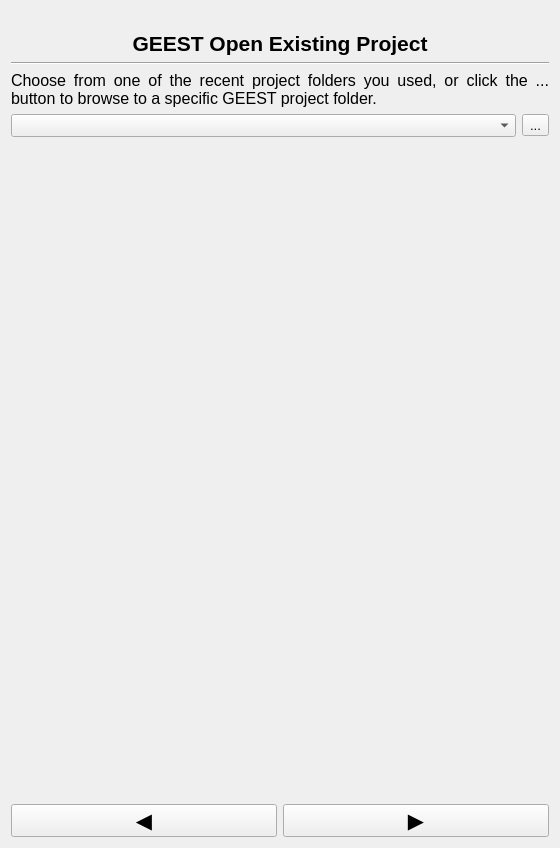
Above: geest/ui/open_project_panel_base.ui from worldbank/GEEST before the change. Below: the same form after it.
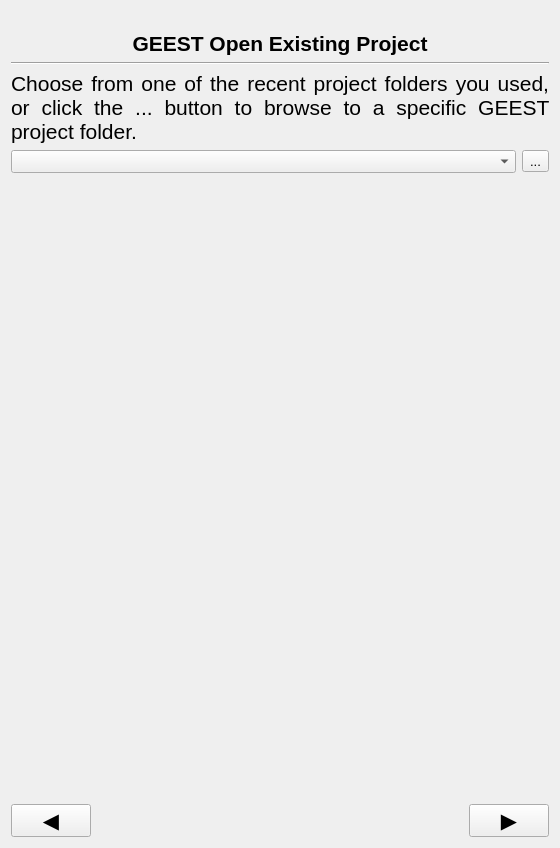
That is the form after the change. Icons and pictures are not drawn.

Commit message:
Add Kartoza Logo on about tab Fixes When CRS checkbox is disabled, include a message indicating why #662 Fixes Fix styling #669 Fixes Sometimes switching between opening an existing project folder and the next setup doesn’t work #661
Fixes #660

What changed in the file:
```diff
--- a/geest/ui/open_project_panel_base.ui
+++ b/geest/ui/open_project_panel_base.ui
@@ -20,124 +20,7 @@
    <string>Form</string>
   </property>
   <layout class="QGridLayout" name="gridLayout">
-   <item row="5" column="0">
-    <spacer name="verticalSpacer">
-     <property name="orientation">
-      <enum>Qt::Vertical</enum>
-     </property>
-     <property name="sizeHint" stdset="0">
-      <size>
-       <width>20</width>
-       <height>512</height>
-      </size>
-     </property>
-    </spacer>
-   </item>
-   <item row="4" column="0" colspan="2">
-    <layout class="QHBoxLayout" name="horizontalLayout">
-     <item>
-      <widget class="QComboBox" name="previous_project_combo">
-       <property name="sizePolicy">
-        <sizepolicy hsizetype="Expanding" vsizetype="Minimum">
-         <horstretch>0</horstretch>
-         <verstretch>0</verstretch>
-        </sizepolicy>
-       </property>
-       <property name="font">
-        <font>
-         <pointsize>10</pointsize>
-        </font>
-       </property>
-      </widget>
-     </item>
-     <item>
-      <widget class="QToolButton" name="dir_button">
-       <property name="font">
-        <font>
-         <pointsize>10</pointsize>
-        </font>
-       </property>
-       <property name="text">
-        <string>...</string>
-       </property>
-      </widget>
-     </item>
-    </layout>
-   </item>
-   <item row="2" column="0" colspan="2">
-    <widget class="Line" name="line">
-     <property name="orientation">
-      <enum>Qt::Horizontal</enum>
-     </property>
-    </widget>
-   </item>
-   <item row="3" column="0" colspan="2">
-    <widget class="QLabel" name="label_3">
-     <property name="font">
-      <font>
-       <pointsize>16</pointsize>
-      </font>
-     </property>
-     <property name="text">
-      <string>&lt;html&gt;&lt;head/&gt;&lt;body&gt;&lt;p&gt;&lt;span style=&quot; font-size:12pt;&quot;&gt;Choose from one of the recent project folders you used, or click the ... button to browse to a specific GEEST project folder.&lt;/span&gt;&lt;/p&gt;&lt;/body&gt;&lt;/html&gt;</string>
-     </property>
-     <property name="alignment">
-      <set>Qt::AlignJustify|Qt::AlignTop</set>
-     </property>
-     <property name="wordWrap">
-      <bool>true</bool>
-     </property>
-    </widget>
-   </item>
-   <item row="6" column="1">
-    <widget class="QPushButton" name="open_project_button">
-     <property name="sizePolicy">
-      <sizepolicy hsizetype="Minimum" vsizetype="Minimum">
-       <horstretch>0</horstretch>
-       <verstretch>0</verstretch>
-      </sizepolicy>
-     </property>
-     <property name="minimumSize">
-      <size>
-       <width>0</width>
-       <height>0</height>
-      </size>
-     </property>
-     <property name="font">
-      <font>
-       <pointsize>16</pointsize>
-      </font>
-     </property>
-     <property name="text">
-      <string>▶️</string>
-     </property>
-    </widget>
-   </item>
-   <item row="6" column="0">
-    <widget class="QPushButton" name="previous_button">
-     <property name="sizePolicy">
-      <sizepolicy hsizetype="Minimum" vsizetype="Minimum">
-       <horstretch>0</horstretch>
-       <verstretch>0</verstretch>
-      </sizepolicy>
-     </property>
-     <property name="minimumSize">
-      <size>
-       <width>0</width>
-       <height>0</height>
-      </size>
-     </property>
-     <property name="font">
-      <font>
-       <pointsize>16</pointsize>
-      </font>
-     </property>
-     <property name="text">
-      <string>◀️</string>
-     </property>
-    </widget>
-   </item>
-   <item row="0" column="0" colspan="2">
+   <item row="0" column="0">
     <widget class="QLabel" name="banner_label">
      <property name="text">
       <string/>
@@ -150,7 +33,7 @@
      </property>
     </widget>
    </item>
-   <item row="1" column="0" colspan="2">
+   <item row="1" column="0">
     <widget class="QLabel" name="label_2">
      <property name="text">
       <string>&lt;html&gt;&lt;head/&gt;&lt;body&gt;&lt;p align=&quot;center&quot;&gt;&lt;span style=&quot; font-size:16pt; font-weight:600;&quot;&gt;GEEST Open Existing Project&lt;/span&gt;&lt;/p&gt;&lt;/body&gt;&lt;/html&gt;</string>
@@ -166,6 +49,140 @@
      </property>
     </widget>
    </item>
+   <item row="2" column="0">
+    <widget class="Line" name="line">
+     <property name="orientation">
+      <enum>Qt::Horizontal</enum>
+     </property>
+    </widget>
+   </item>
+   <item row="3" column="0">
+    <widget class="QLabel" name="label_3">
+     <property name="font">
+      <font>
+       <pointsize>16</pointsize>
+      </font>
+     </property>
+     <property name="text">
+      <string>&lt;html&gt;&lt;head/&gt;&lt;body&gt;&lt;p&gt;Choose from one of the recent project folders you used, or click the ... button to browse to a specific GEEST project folder.&lt;/p&gt;&lt;/body&gt;&lt;/html&gt;</string>
+     </property>
+     <property name="alignment">
+      <set>Qt::AlignJustify|Qt::AlignTop</set>
+     </property>
+     <property name="wordWrap">
+      <bool>true</bool>
+     </property>
+    </widget>
+   </item>
+   <item row="4" column="0">
+    <layout class="QHBoxLayout" name="horizontalLayout">
+     <item>
+      <widget class="QComboBox" name="previous_project_combo">
+       <property name="sizePolicy">
+        <sizepolicy hsizetype="Expanding" vsizetype="Minimum">
+         <horstretch>0</horstretch>
+         <verstretch>0</verstretch>
+        </sizepolicy>
+       </property>
+       <property name="font">
+        <font>
+         <pointsize>10</pointsize>
+        </font>
+       </property>
+      </widget>
+     </item>
+     <item>
+      <widget class="QToolButton" name="dir_button">
+       <property name="font">
+        <font>
+         <pointsize>10</pointsize>
+        </font>
+       </property>
+       <property name="text">
+        <string>...</string>
+       </property>
+      </widget>
+     </item>
+    </layout>
+   </item>
+   <item row="5" column="0">
+    <spacer name="verticalSpacer">
+     <property name="orientation">
+      <enum>Qt::Vertical</enum>
+     </property>
+     <property name="sizeHint" stdset="0">
+      <size>
+       <width>20</width>
+       <height>512</height>
+      </size>
+     </property>
+    </spacer>
+   </item>
+   <item row="6" column="0">
+    <layout class="QHBoxLayout" name="horizontalLayout_2">
+     <item>
+      <widget class="QPushButton" name="previous_button">
+       <property name="sizePolicy">
+        <sizepolicy hsizetype="Minimum" vsizetype="Minimum">
+         <horstretch>0</horstretch>
+         <verstretch>0</verstretch>
+        </sizepolicy>
+       </property>
+       <property name="minimumSize">
+        <size>
+         <width>0</width>
+         <height>0</height>
+        </size>
+       </property>
+       <property name="font">
+        <font>
+         <pointsize>16</pointsize>
+        </font>
+       </property>
+       <property name="text">
+        <string>◀️</string>
+       </property>
+      </widget>
+     </item>
+     <item>
+      <spacer name="horizontalSpacer">
+       <property name="orientation">
+        <enum>Qt::Horizontal</enum>
+       </property>
+       <property name="sizeHint" stdset="0">
+        <size>
+         <width>40</width>
+         <height>20</height>
+        </size>
+       </property>
+      </spacer>
+     </item>
+     <item>
+      <widget class="QPushButton" name="open_project_button">
+       <property name="sizePolicy">
+        <sizepolicy hsizetype="Minimum" vsizetype="Minimum">
+         <horstretch>0</horstretch>
+         <verstretch>0</verstretch>
+        </sizepolicy>
+       </property>
+       <property name="minimumSize">
+        <size>
+         <width>0</width>
+         <height>0</height>
+        </size>
+       </property>
+       <property name="font">
+        <font>
+         <pointsize>16</pointsize>
+        </font>
+       </property>
+       <property name="text">
+        <string>▶️</string>
+       </property>
+      </widget>
+     </item>
+    </layout>
+   </item>
   </layout>
  </widget>
  <resources/>
```
The commit also changes 6 other files.
